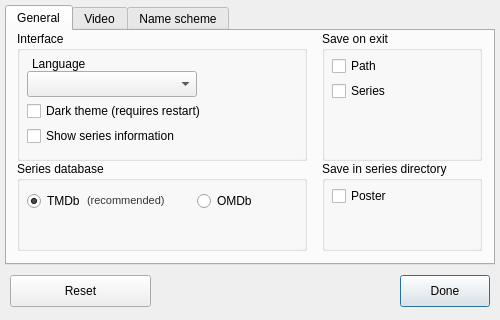
Old version of the form SeriesScraper/settingswindow.ui in the repository martinLutz1/SeriesScraper.
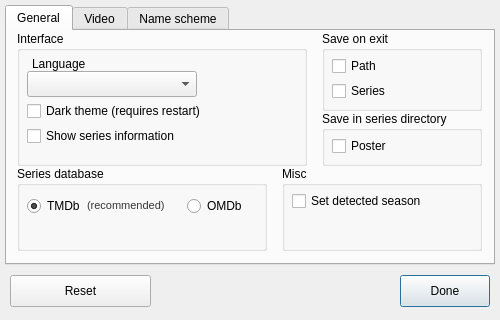
New version of the form.

Commit message: Fix: Name scheme now fits, no horizontal scrollbar below 1000px Added "set detected season" to settings

Diff of the .ui file:
```diff
--- a/SeriesScraper/settingswindow.ui
+++ b/SeriesScraper/settingswindow.ui
@@ -68,9 +68,9 @@
      <property name="geometry">
       <rect>
        <x>10</x>
-       <y>130</y>
-       <width>290</width>
-       <height>90</height>
+       <y>135</y>
+       <width>250</width>
+       <height>85</height>
       </rect>
      </property>
      <property name="title">
@@ -101,7 +101,7 @@
       </property>
       <property name="geometry">
        <rect>
-        <x>180</x>
+        <x>170</x>
         <y>30</y>
         <width>60</width>
         <height>20</height>
@@ -136,7 +136,7 @@
        <x>315</x>
        <y>0</y>
        <width>160</width>
-       <height>130</height>
+       <height>80</height>
       </rect>
      </property>
      <property name="title">
@@ -175,7 +175,7 @@
        <x>10</x>
        <y>0</y>
        <width>290</width>
-       <height>130</height>
+       <height>135</height>
       </rect>
      </property>
      <property name="title">
@@ -238,9 +238,9 @@
      <property name="geometry">
       <rect>
        <x>315</x>
-       <y>130</y>
+       <y>80</y>
        <width>160</width>
-       <height>90</height>
+       <height>55</height>
       </rect>
      </property>
      <property name="toolTip">
@@ -263,6 +263,32 @@
       </property>
      </widget>
     </widget>
+    <widget class="QGroupBox" name="miscGroupBox">
+     <property name="geometry">
+      <rect>
+       <x>275</x>
+       <y>135</y>
+       <width>200</width>
+       <height>85</height>
+      </rect>
+     </property>
+     <property name="title">
+      <string>Misc</string>
+     </property>
+     <widget class="QCheckBox" name="checkBox">
+      <property name="geometry">
+       <rect>
+        <x>10</x>
+        <y>25</y>
+        <width>185</width>
+        <height>20</height>
+       </rect>
+      </property>
+      <property name="text">
+       <string>Set detected season</string>
+      </property>
+     </widget>
+    </widget>
    </widget>
    <widget class="QWidget" name="video">
     <attribute name="title">
```
The commit also changes 4 other files.
